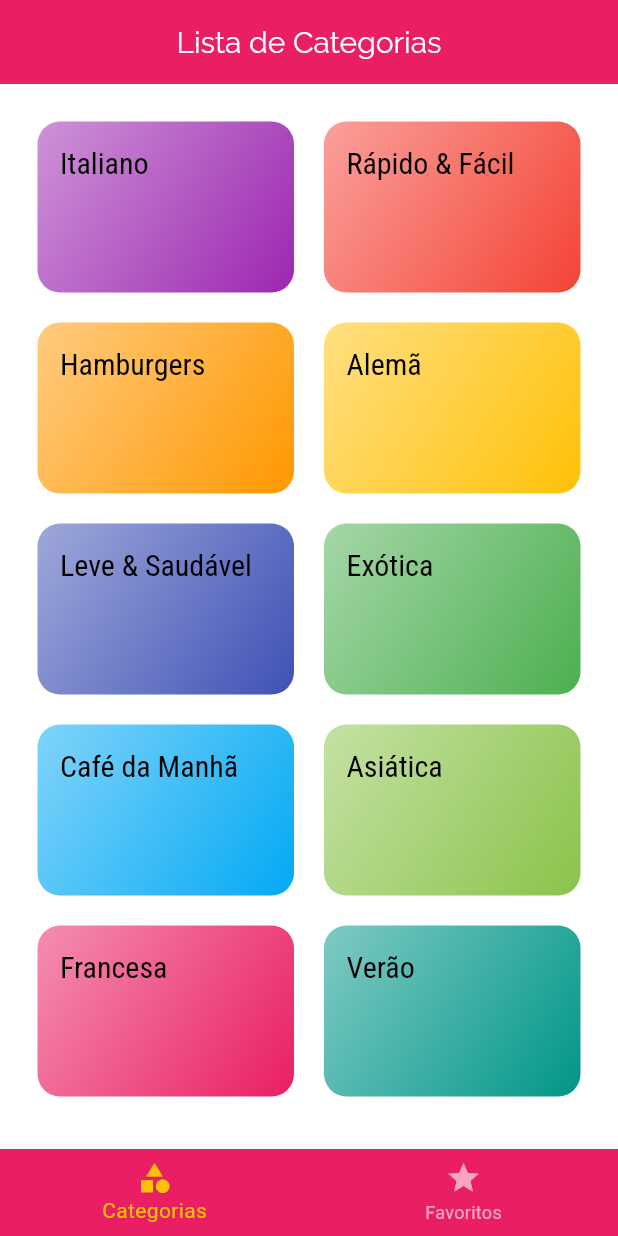
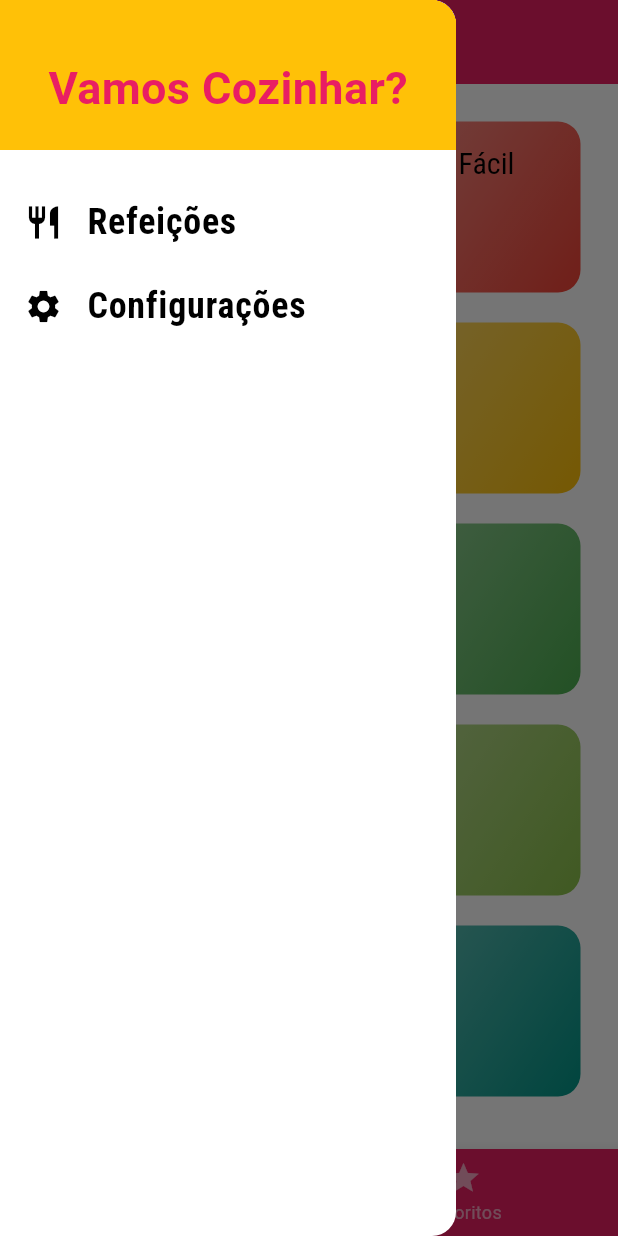
Before and after one commit to frberti/Deals, a Flutter app: the screen it shows after launch, with the side drawer open (before the commit the screen has no drawer), on a phone screen of 412 x 824 dp. Run offline on Flutter 3.47's test engine with Material 3 defaults, Android fonts, the phone set to English and light mode, and no system bars.

Commit message:
Adicionando nova rota, criando novo componente, inserindo drawer

```diff
--- /dev/null
+++ b/lib/components/main_drawer.dart
@@ -0,0 +1,67 @@
+import 'package:flutter/material.dart';
+import 'package:meals/utils/app_routes.dart';
+
+class MainDrawer extends StatelessWidget {
+  const MainDrawer({super.key});
+
+  Widget _createItem(
+      {required IconData icon,
+      required String label,
+      required Function() onTap}) {
+    return ListTile(
+      leading: Icon(
+        icon,
+        size: 26,
+      ),
+      title: Text(
+        label,
+        style: const TextStyle(
+          fontFamily: 'RobotoCondensed',
+          fontSize: 24,
+          fontWeight: FontWeight.bold,
+        ),
+      ),
+      onTap: onTap,
+    );
+  }
+
+  void _navigation({required BuildContext context, required String route}) {
+    Navigator.of(context).pushNamed(route);
+  }
+
+  @override
+  Widget build(BuildContext context) {
+    return Drawer(
+      child: Column(
+        children: [
+          Container(
+            padding: const EdgeInsets.all(20),
+            color: Theme.of(context).colorScheme.secondary,
+            width: double.infinity,
+            height: 100,
+            alignment: Alignment.bottomCenter,
+            child: Text(
+              'Vamos Cozinhar?',
+              style: TextStyle(
+                fontWeight: FontWeight.bold,
+                fontSize: 30,
+                color: Theme.of(context).colorScheme.primary,
+              ),
+            ),
+          ),
+          const SizedBox(height: 20),
+          _createItem(
+            icon: Icons.restaurant,
+            label: 'Refeições',
+            onTap: () => _navigation(context: context, route: AppRoutes.HOME),
+          ),
+          _createItem(
+            icon: Icons.settings,
+            label: 'Configurações',
+            onTap: () => _navigation(context: context, route: AppRoutes.SETTINGS),
+          ),
+        ],
+      ),
+    );
+  }
+}
--- a/lib/main.dart
+++ b/lib/main.dart
@@ -1,6 +1,7 @@
 import 'package:flutter/material.dart';
 import 'package:meals/screens/categories_meals_screen.dart';
 import 'package:meals/screens/meal_detail_screen.dart';
+import 'package:meals/screens/settings_screen.dart';
 import 'package:meals/screens/tabs_screen.dart';
 import 'package:meals/utils/app_routes.dart';
 
@@ -40,6 +41,7 @@ class MyApp extends StatelessWidget {
         AppRoutes.HOME : (context) => const TabsScreen(),
         AppRoutes.CATEGORIES_MEALS : (context) => CategoriesMealsScreen(),
         AppRoutes.MEAL_DETAIL : (context) => MealDetailScreen(),
+        AppRoutes.SETTINGS : (context) => SettingsScreen(),
       },
     );
   }
--- /dev/null
+++ b/lib/screens/settings_screen.dart
@@ -0,0 +1,19 @@
+import 'package:flutter/material.dart';
+
+class SettingsScreen extends StatelessWidget {
+  const SettingsScreen({super.key});
+
+  @override
+  Widget build(BuildContext context) {
+    return Scaffold(
+      appBar: AppBar(
+        title: const Text(
+          'Configurações'
+        ),
+      ),
+      body: const Center(
+        child: Text('Configurações'),
+      ),
+    );
+  }
+}
--- a/lib/screens/tabs_screen.dart
+++ b/lib/screens/tabs_screen.dart
@@ -1,6 +1,8 @@
 import 'package:flutter/material.dart';
 import 'package:meals/screens/categories_screen.dart';
 import 'package:meals/screens/favorite_screen.dart';
+
+import '../components/main_drawer.dart';
 
 class TabsScreen extends StatefulWidget {
   const TabsScreen({super.key});
@@ -29,6 +31,7 @@ class _TabsScreenState extends State<TabsScreen> {
         title: Text(_screens[_selectedScreenIndex]['title'] as String),
       ),
       body: _screens[_selectedScreenIndex]['screen'] as Widget,
+      drawer: MainDrawer(),
       bottomNavigationBar: BottomNavigationBar(
         onTap: _selectScreen,
         backgroundColor: Theme.of(context).primaryColor,
--- a/lib/utils/app_routes.dart
+++ b/lib/utils/app_routes.dart
@@ -2,4 +2,5 @@ class AppRoutes {
   static const HOME = '/';
   static const CATEGORIES_MEALS = '/categories-meals';
   static const MEAL_DETAIL = '/meal_detail';
+  static const SETTINGS = '/settings';
 }
```
